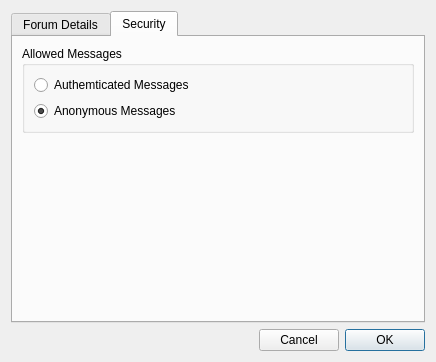
Qt form retroshare-gui/src/gui/forumsv2/ForumV2Details.ui (RetroShare/RetroShare) before a commit.
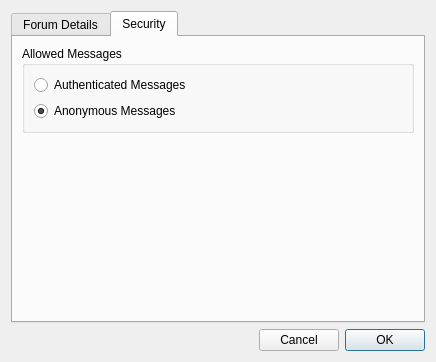
The same form after that commit. The open tabs and pages were chosen to show the change. Icons and pictures are not drawn.

Commit message: Updated forumV2 support forms to latest version (from forums/)  * Can now create new forum & post/reply messages.  	Flags have not been finished for these.  * Edit/Details are not yet complete.

The edit to the form file:
```diff
--- a/retroshare-gui/src/gui/forumsv2/ForumV2Details.ui
+++ b/retroshare-gui/src/gui/forumsv2/ForumV2Details.ui
@@ -121,7 +121,7 @@
           <item row="0" column="0">
            <widget class="QRadioButton" name="radioButton_authd">
             <property name="text">
-             <string>Authemticated Messages</string>
+             <string>Authenticated Messages</string>
             </property>
            </widget>
           </item>
```
The commit also changes 9 other files.
